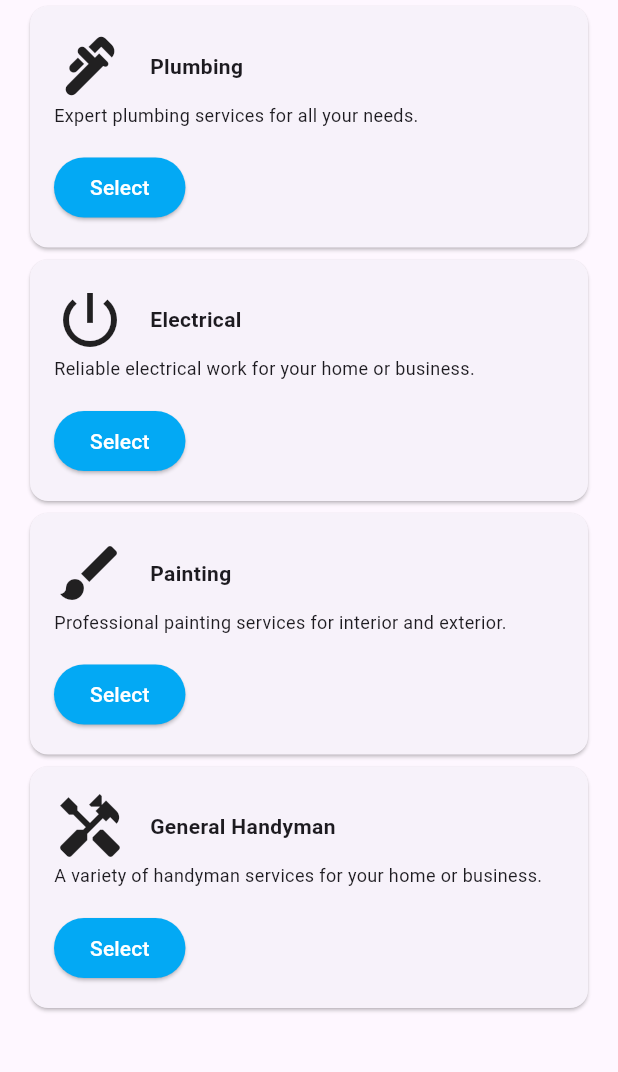
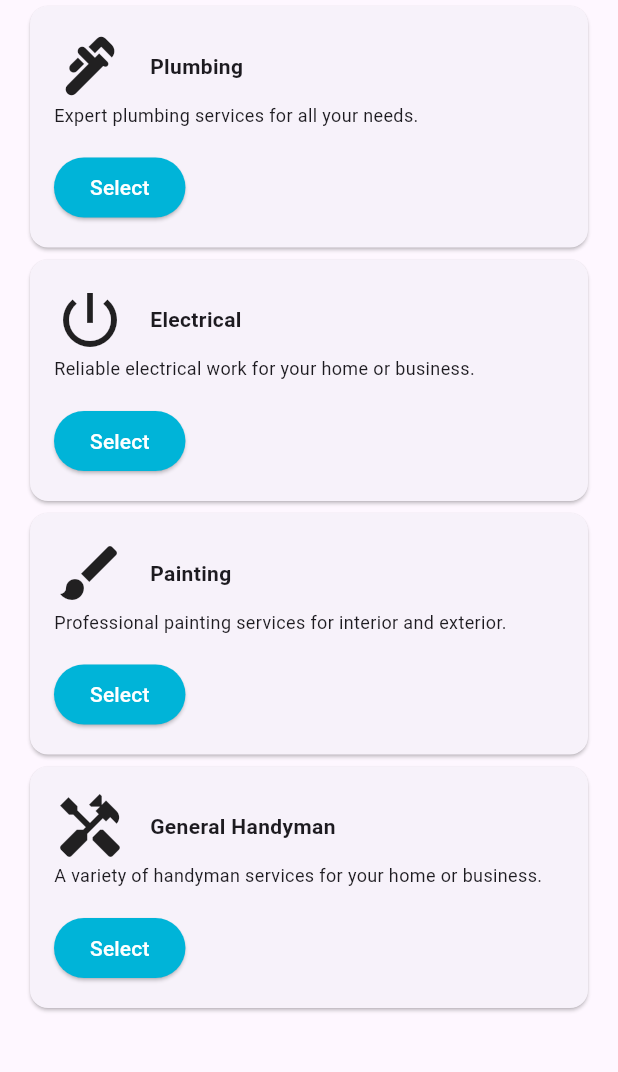
Before and after one commit to lavanya-sr8/FixNow, a Flutter app: the ServHandyman screen opened directly, after a tap on "Service", on a phone screen of 412 x 824 dp, the part 84-1156 px from its top. Run offline on Flutter 3.47's test engine with Material 3 defaults, Android fonts, the phone set to English and light mode, and no system bars.

Commit message:
button_Colour

```diff
--- a/lib/ser_handyman.dart
+++ b/lib/ser_handyman.dart
@@ -24,7 +24,7 @@ class ServHandyman extends StatelessWidget {
       body: Stack(
         children: <Widget>[
           Container(
-            color: const Color(0xFFEBF4F6), // Set background color to EBF4F6
+            color: const Color.fromARGB(255, 255, 255, 255), // Set background color to EBF4F6
           ),
           Center(
             child: Column(
@@ -33,8 +33,8 @@ class ServHandyman extends StatelessWidget {
                 // "Service" Button with teal background and white text
                 ElevatedButton(
                   style: ElevatedButton.styleFrom(
-                    backgroundColor:
-                        const Color(0xFF37B7C3), // Button filled with 37B7C3
+                    backgroundColor: const Color(0xFF00B4D8),
+// Button filled with 37B7C3
                     padding: const EdgeInsets.symmetric(
                         vertical: 15.0, horizontal: 70.0),
                     shape: RoundedRectangleBorder(
@@ -62,8 +62,8 @@ class ServHandyman extends StatelessWidget {
                 // "Handyman" Button with teal background and white text
                 ElevatedButton(
                   style: ElevatedButton.styleFrom(
-                    backgroundColor:
-                        const Color(0xFF37B7C3), // Button filled with 37B7C3
+                    backgroundColor: const Color(0xFF00B4D8),
+                    // Button filled with 37B7C3
                     padding: const EdgeInsets.symmetric(
                         vertical: 15.0, horizontal: 60.0),
                     shape: RoundedRectangleBorder(
@@ -75,10 +75,10 @@ class ServHandyman extends StatelessWidget {
                     Navigator.push(
                       context,
                       MaterialPageRoute(
-                          builder: (context) => const HandymanRegistrationPage()),
+                          builder: (context) =>
+                              const HandymanRegistrationPage()),
                     );
                   },
-
                   child: const Text(
                     'Handyman',
                     style: TextStyle(
--- a/lib/service_selection_page.dart
+++ b/lib/service_selection_page.dart
@@ -44,12 +44,14 @@ class ServiceSelectionPage extends StatelessWidget {
       Service(
         icon: Icons.brush,
         title: 'Painting',
-        description: 'Professional painting services for interior and exterior.',
+        description:
+            'Professional painting services for interior and exterior.',
       ),
       Service(
         icon: Icons.handyman,
         title: 'General Handyman',
-        description: 'A variety of handyman services for your home or business.',
+        description:
+            'A variety of handyman services for your home or business.',
       ),
     ];
 
@@ -102,7 +104,8 @@ class ServiceCard extends StatelessWidget {
                   Icon(icon, size: 48.0),
                   const SizedBox(width: 16.0),
                   Expanded(
-                    child: Text(title, style: const TextStyle(fontWeight: FontWeight.bold)),
+                    child: Text(title,
+                        style: const TextStyle(fontWeight: FontWeight.bold)),
                   ),
                 ],
               ),
@@ -114,12 +117,14 @@ class ServiceCard extends StatelessWidget {
                   Navigator.push(
                     context,
                     MaterialPageRoute(
-                      builder: (context) => HandymanListPage(selectedService: title),
+                      builder: (context) =>
+                          HandymanListPage(selectedService: title),
                     ),
                   );
                 },
                 style: ElevatedButton.styleFrom(
-                  backgroundColor: Colors.lightBlue,
+                  backgroundColor: const Color(0xFF00B4D8),
+
                   foregroundColor: Colors.white,
                 ),
                 child: const Text('Select'),
@@ -148,36 +153,37 @@ class _HandymanListPageState extends State<HandymanListPage> {
       experience: '5 years',
       rating: 4.8,
       imageUrl: 'assets/handyman1.jpg',
-      services: ['Plumbing', 'Electrical','Painting'],
+      services: ['Plumbing', 'Electrical', 'Painting'],
     ),
     Handyman(
       name: 'Jane Doe',
       experience: '3 years',
       rating: 4.5,
       imageUrl: 'assets/handyman2.jpg',
-      services: ['Carpentry', 'Painting','Plumbing','Electrical'],
+      services: ['Carpentry', 'Painting', 'Plumbing', 'Electrical'],
     ),
     Handyman(
       name: 'Person 3',
       experience: '2 years',
       rating: 4.2,
       imageUrl: 'assets/handyman3.jpg',
-      services: ['Plumbing', 'Painting','Electrical'],
+      services: ['Plumbing', 'Painting', 'Electrical'],
     ),
     Handyman(
       name: 'Person 4',
       experience: '4 years',
       rating: 4.7,
       imageUrl: 'assets/handyman4.jpg',
-      services: ['Electrical', 'Carpentry','Plumbing'],
+      services: ['Electrical', 'Carpentry', 'Plumbing'],
     ),
     // Add more handymen as needed
   ];
 
   @override
   Widget build(BuildContext context) {
-    final filteredHandymen = handymen.where((handyman) =>
-        handyman.services.contains(widget.selectedService)).toList();
+    final filteredHandymen = handymen
+        .where((handyman) => handyman.services.contains(widget.selectedService))
+        .toList();
 
     return Scaffold(
       appBar: AppBar(
@@ -217,7 +223,8 @@ class HandymanCard extends StatelessWidget {
                 children: [
                   Text(
                     handyman.name,
-                    style: const TextStyle(fontSize: 16.0, fontWeight: FontWeight.bold),
+                    style: const TextStyle(
+                        fontSize: 16.0, fontWeight: FontWeight.bold),
                   ),
                   const SizedBox(height: 4.0),
                   Row(
@@ -230,7 +237,8 @@ class HandymanCard extends StatelessWidget {
                       const SizedBox(width: 8.0),
                       Text(
                         '(${handyman.experience} years exp.)',
-                        style: const TextStyle(fontSize: 12.0, color: Colors.grey),
+                        style:
+                            const TextStyle(fontSize: 12.0, color: Colors.grey),
                       ),
                     ],
                   ),
@@ -245,15 +253,14 @@ class HandymanCard extends StatelessWidget {
             ElevatedButton(
               onPressed: () {
                 Navigator.push(
-                      context,
-                      MaterialPageRoute(
-                          builder: (context) => SchedulePage ()),
-                    );
+                  context,
+                  MaterialPageRoute(builder: (context) => SchedulePage()),
+                );
                 // Implement booking logic or navigate to booking page
-
               },
               style: ElevatedButton.styleFrom(
-                backgroundColor: Colors.blue, // Set the button color to blue
+                backgroundColor: const Color(0xFF00B4D8),
+                // Set the button color to blue
                 foregroundColor: Colors.white, // Set the text color to white
               ),
               child: const Text('Book Now'),
--- a/lib/time.dart
+++ b/lib/time.dart
@@ -95,8 +95,11 @@ class _SchedulePageState extends State<SchedulePage> {
                   ));
                 }
               },
-              child: Text('Book Now'),
+              child: Text('Book Now',
+              style: TextStyle(color: Colors.white),),
               style: ElevatedButton.styleFrom(
+                backgroundColor: const Color(0xFF00B4D8),
+
                 minimumSize: Size(double.infinity, 50),
               ),
             ),
--- a/lib/user_profile.dart
+++ b/lib/user_profile.dart
@@ -14,7 +14,7 @@ class UserProfile extends StatelessWidget {
           'FixNow!',
           style: TextStyle(
             fontWeight: FontWeight.w300,
-            color: Color.fromARGB(255, 1, 1, 1),
+            color: Color(0xFFEBF4F6),
             fontSize: 50.0,
           ),
         ),
@@ -157,7 +157,7 @@ class UserProfile extends StatelessWidget {
                       );
                     },
                     style: ElevatedButton.styleFrom(
-                      backgroundColor: const Color(0xFF37B7C3),
+                     backgroundColor: const Color(0xFF00B4D8),
                       padding: const EdgeInsets.symmetric(
                           vertical: 15.0, horizontal: 70.0),
                       shape: RoundedRectangleBorder(
```
Also changed, not shown: lib/main.dart (+6 -5 lines), lib/verify.dart (+10 -5 lines), pubspec.lock.
